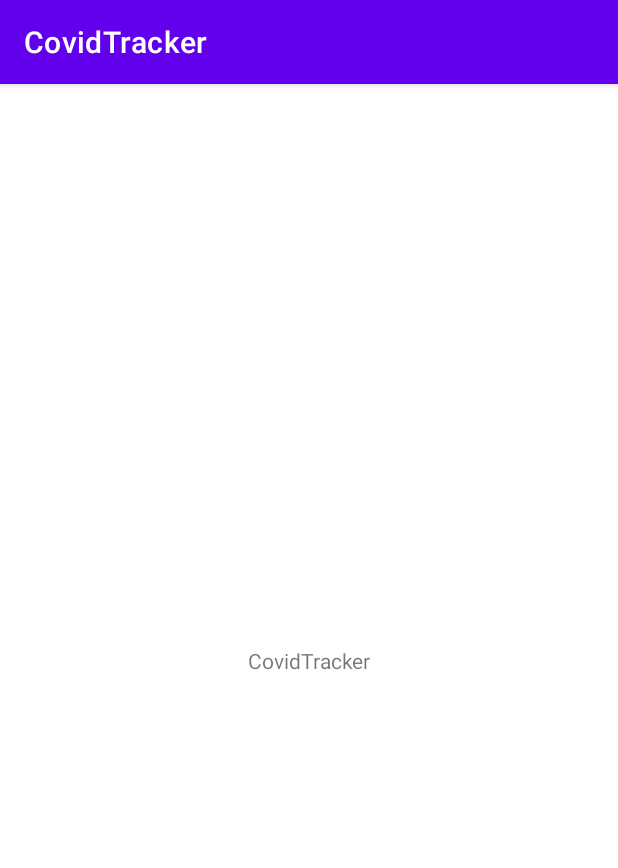
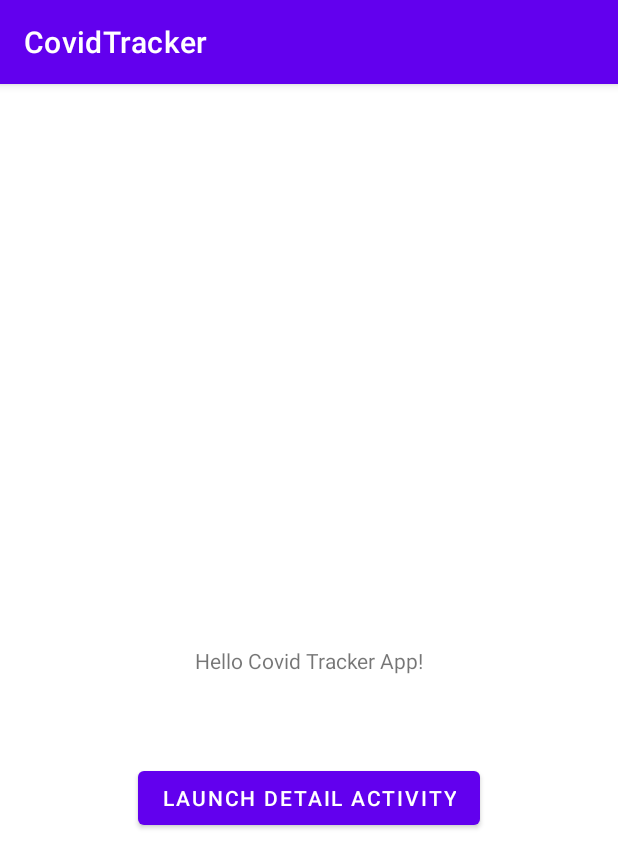
Before and after one commit to Zhuoyi-Wang/a, an Android app: the screen it shows after launch (MainActivity), on a phone screen of 412 x 824 dp. Shown: the top 868 px of the screen. Run offline under Robolectric (Android 15) with nearby library versions, the phone set to English and light mode, and no system bars; 4 statements that could not run were skipped.

Commit message:
docs: add detail activity

```diff
--- a/app/src/main/AndroidManifest.xml
+++ b/app/src/main/AndroidManifest.xml
@@ -9,6 +9,7 @@
         android:roundIcon="@mipmap/ic_launcher_round"
         android:supportsRtl="true"
         android:theme="@style/Theme.CovidTracker">
+        <activity android:name=".DetailActivity"></activity>
         <activity android:name=".MainActivity">
             <intent-filter>
                 <action android:name="android.intent.action.MAIN" />
--- a/app/src/main/res/layout/activity_main.xml
+++ b/app/src/main/res/layout/activity_main.xml
@@ -2,17 +2,30 @@
 <androidx.constraintlayout.widget.ConstraintLayout xmlns:android="http://schemas.android.com/apk/res/android"
     xmlns:app="http://schemas.android.com/apk/res-auto"
     xmlns:tools="http://schemas.android.com/tools"
+    android:id="@+id/btnLauncher"
     android:layout_width="match_parent"
     android:layout_height="match_parent"
     tools:context=".MainActivity">
 
     <TextView
+        android:id="@+id/textView2"
         android:layout_width="wrap_content"
         android:layout_height="wrap_content"
-        android:text="@string/app_name"
+        android:text="@string/hello_covid_tracker_app"
         app:layout_constraintBottom_toBottomOf="parent"
         app:layout_constraintLeft_toLeftOf="parent"
         app:layout_constraintRight_toRightOf="parent"
         app:layout_constraintTop_toTopOf="parent" />
 
+    <Button
+        android:id="@+id/button2"
+        android:layout_width="wrap_content"
+        android:layout_height="wrap_content"
+        android:text="@string/launch_detail_activity"
+        app:layout_constraintBottom_toBottomOf="parent"
+        app:layout_constraintEnd_toEndOf="parent"
+        app:layout_constraintStart_toStartOf="parent"
+        app:layout_constraintTop_toTopOf="parent"
+        app:layout_constraintVertical_bias="0.628" />
+
 </androidx.constraintlayout.widget.ConstraintLayout>
--- a/app/src/main/res/values/strings.xml
+++ b/app/src/main/res/values/strings.xml
@@ -1,4 +1,6 @@
 <resources>
-<string name="app_name">CovidTracker</string>
-<string name="welcome_msg">Hello Covid Tracker App!</string>
+    <string name="app_name">CovidTracker</string>
+    <string name="welcome_msg">Hello Covid Tracker App!</string>
+    <string name="hello_covid_tracker_app">Hello Covid Tracker App!</string>
+    <string name="launch_detail_activity">Launch Detail Activity</string>
 </resources>
```
Also changed, not shown: app/src/main/java/au/edu/unsw/infs3634/covidtracker/MainActivity.java (+15 -0 lines).
